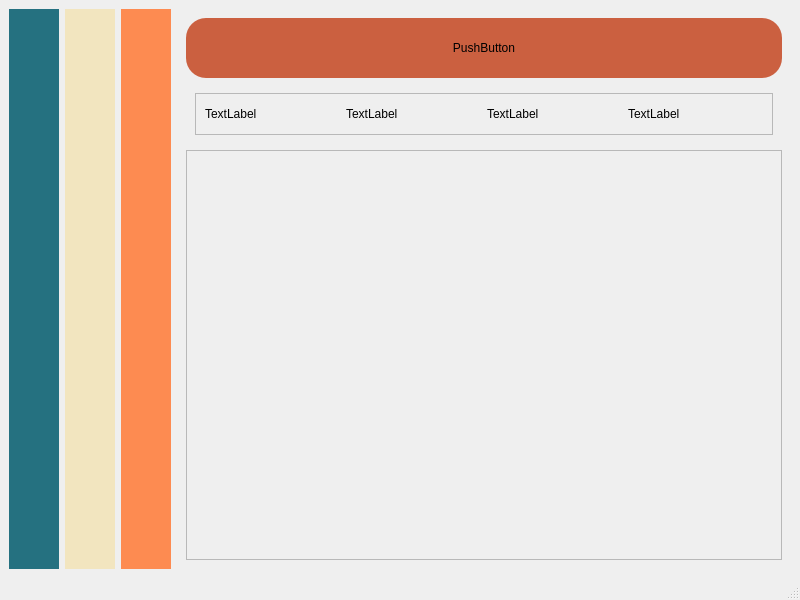
First picture: the form in eventdetailpage.ui, repository Prabin-63/EMS, before the edit.
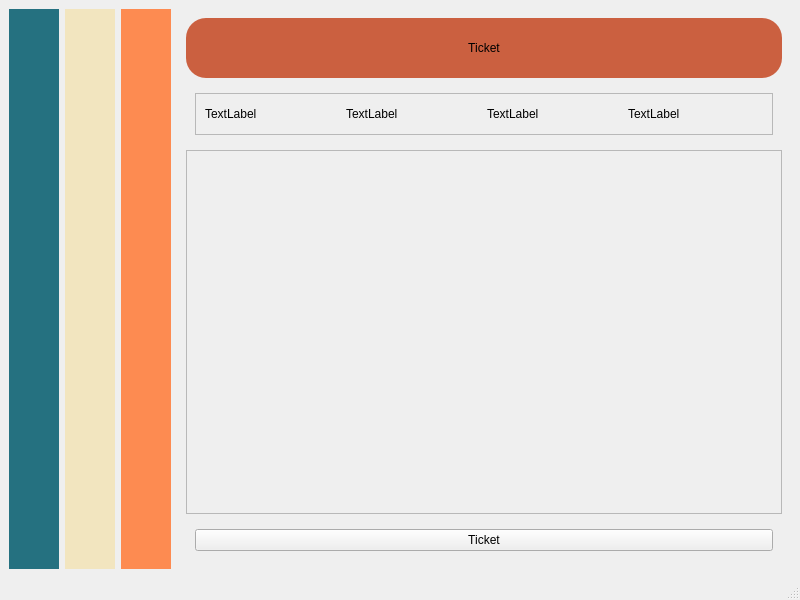
Second picture: the form after the edit.

What changed in the file:
```diff
--- a/eventdetailpage.ui
+++ b/eventdetailpage.ui
@@ -99,7 +99,7 @@
             <item>
              <widget class="QPushButton" name="pushButton">
               <property name="text">
-               <string>PushButton</string>
+               <string>Ticket</string>
               </property>
              </widget>
             </item>
@@ -170,6 +170,18 @@
          </item>
          <item>
           <widget class="QScrollArea" name="subEventScroll">
+           <property name="sizePolicy">
+            <sizepolicy hsizetype="Expanding" vsizetype="Expanding">
+             <horstretch>0</horstretch>
+             <verstretch>0</verstretch>
+            </sizepolicy>
+           </property>
+           <property name="minimumSize">
+            <size>
+             <width>0</width>
+             <height>0</height>
+            </size>
+           </property>
            <property name="widgetResizable">
             <bool>true</bool>
            </property>
@@ -179,7 +191,7 @@
               <x>0</x>
               <y>0</y>
               <width>610</width>
-              <height>408</height>
+              <height>364</height>
              </rect>
             </property>
             <layout class="QVBoxLayout" name="verticalLayout_3">
@@ -190,6 +202,35 @@
            </widget>
           </widget>
          </item>
+         <item>
+          <widget class="QWidget" name="widget_7" native="true">
+           <property name="sizePolicy">
+            <sizepolicy hsizetype="Preferred" vsizetype="Fixed">
+             <horstretch>0</horstretch>
+             <verstretch>0</verstretch>
+            </sizepolicy>
+           </property>
+           <property name="minimumSize">
+            <size>
+             <width>0</width>
+             <height>40</height>
+            </size>
+           </property>
+           <layout class="QHBoxLayout" name="horizontalLayout_8">
+            <item>
+             <layout class="QHBoxLayout" name="horizontalLayout_5">
+              <item>
+               <widget class="QPushButton" name="pushButton_2">
+                <property name="text">
+                 <string>Ticket</string>
+                </property>
+               </widget>
+              </item>
+             </layout>
+            </item>
+           </layout>
+          </widget>
+         </item>
         </layout>
        </widget>
       </item>
```
